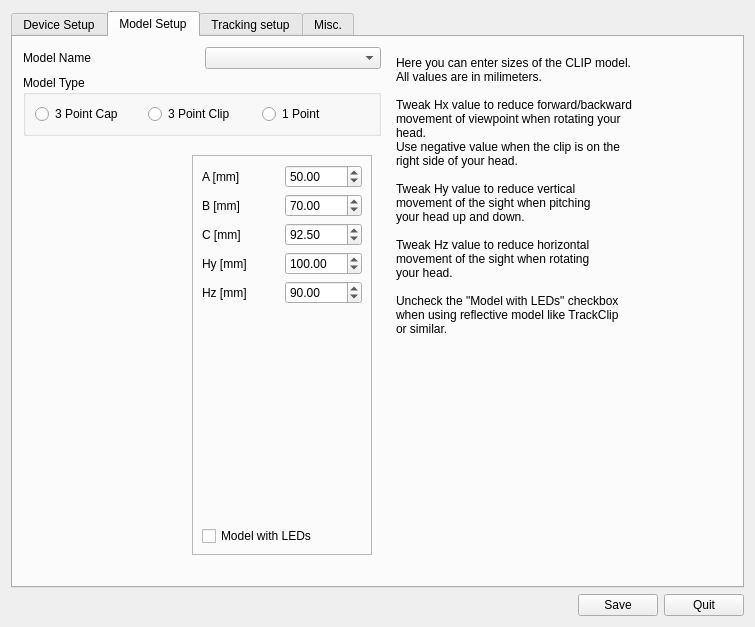
This is branches/michal/src/qt_gui/ltr.ui in uglyDwarf/linuxtrack as Qt 5 draws it before an edit. The edited form follows.
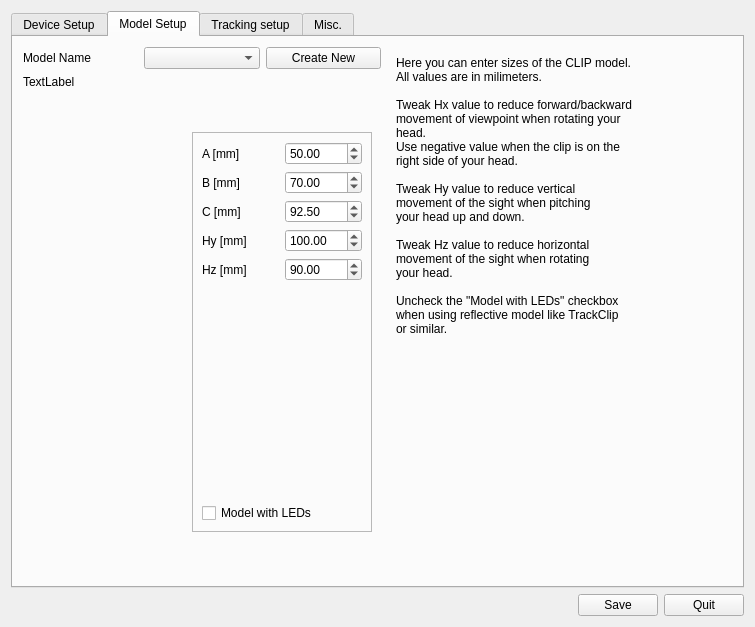
This is the edited form. The open tabs and pages were chosen to show the change. Icons and pictures are not drawn.

Commit message: Added model creation dialog. Generalized adding of device to adding of section.

```diff
--- a/branches/michal/src/qt_gui/ltr.ui
+++ b/branches/michal/src/qt_gui/ltr.ui
@@ -88,7 +88,7 @@
               <item>
                <widget class="QStackedWidget" name="DeviceSetupStack">
                 <property name="currentIndex">
-                 <number>0</number>
+                 <number>2</number>
                 </property>
                 <widget class="QWidget" name="page">
                  <layout class="QVBoxLayout" name="verticalLayout">
@@ -669,36 +669,20 @@
             <item>
              <widget class="QComboBox" name="ModelSelector"/>
             </item>
-           </layout>
-          </item>
           <item>
-           <widget class="QGroupBox" name="groupBox_2">
-            <property name="title">
-             <string>Model Type</string>
-            </property>
-            <layout class="QHBoxLayout" name="horizontalLayout_9">
-             <item>
-              <widget class="QRadioButton" name="radioButton">
+             <widget class="QPushButton" name="CreateModelButton">
                <property name="text">
-                <string>3 Point Cap</string>
+               <string>Create New</string>
                </property>
               </widget>
              </item>
-             <item>
-              <widget class="QRadioButton" name="radioButton_2">
-               <property name="text">
-                <string>3 Point Clip</string>
-               </property>
-              </widget>
+           </layout>
              </item>
              <item>
-              <widget class="QRadioButton" name="radioButton_3">
+           <widget class="QLabel" name="label_48">
                <property name="text">
-                <string>1 Point</string>
-               </property>
-              </widget>
-             </item>
-            </layout>
+             <string>TextLabel</string>
+            </property>
            </widget>
           </item>
           <item>
```
Lines whose indentation alone changed are shown as unchanged. The commit also changes 12 other files.
